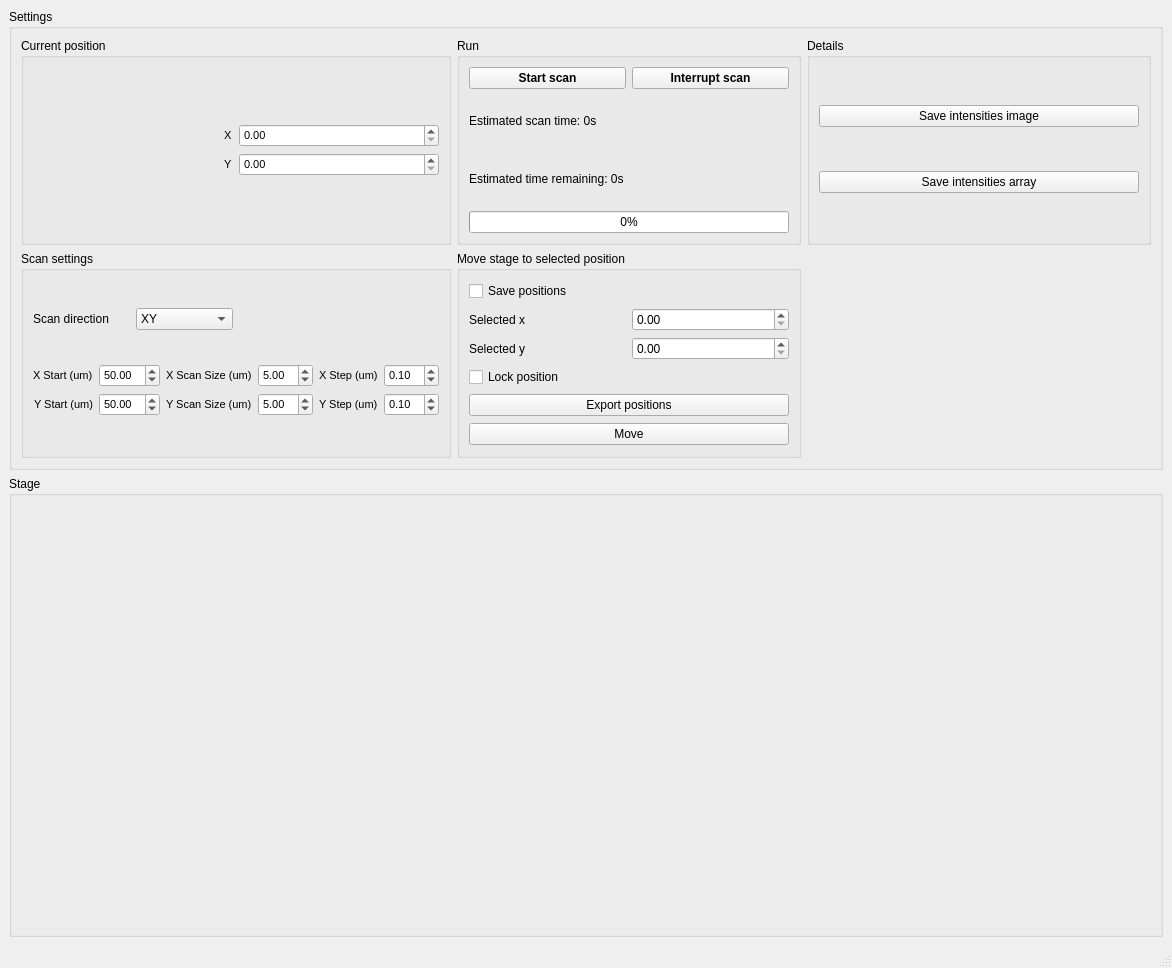
Above: HW_PI_PiezoStage/stage_scan.ui from GingerLabUW/Microscope_App before the change. Below: the same form after it.
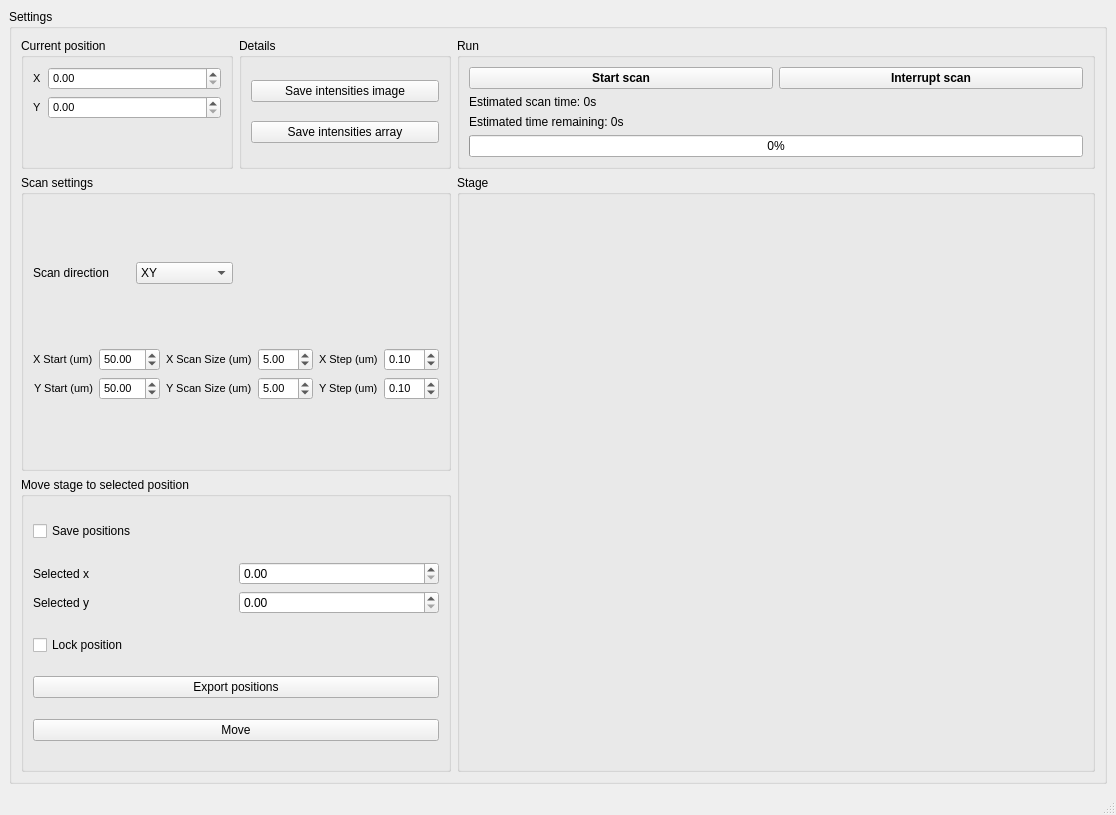
That is the form after the change.

Commit message: rearranged scan ui

The edit to the form file:
```diff
--- a/HW_PI_PiezoStage/stage_scan.ui
+++ b/HW_PI_PiezoStage/stage_scan.ui
@@ -6,8 +6,8 @@
    <rect>
     <x>0</x>
     <y>0</y>
-    <width>1172</width>
-    <height>968</height>
+    <width>1116</width>
+    <height>815</height>
    </rect>
   </property>
   <property name="sizePolicy">
@@ -36,33 +36,100 @@
        <bool>true</bool>
       </property>
       <layout class="QGridLayout" name="gridLayout_2">
+       <item row="0" column="1">
+        <layout class="QGridLayout" name="gridLayout_9">
+         <item row="2" column="1" rowspan="2" colspan="2">
+          <widget class="QGroupBox" name="stage_groupBox">
+           <property name="sizePolicy">
+            <sizepolicy hsizetype="Expanding" vsizetype="Expanding">
+             <horstretch>1</horstretch>
+             <verstretch>1</verstretch>
+            </sizepolicy>
+           </property>
+           <property name="title">
+            <string>Stage</string>
+           </property>
+           <layout class="QGridLayout" name="gridLayout_8"/>
+          </widget>
+         </item>
+         <item row="3" column="0">
+          <widget class="QGroupBox" name="groupBox_2">
+           <property name="title">
+            <string>Move stage to selected position</string>
+           </property>
+           <layout class="QVBoxLayout" name="verticalLayout_2">
+            <item>
+             <widget class="QCheckBox" name="save_positions_checkBox">
+              <property name="maximumSize">
+               <size>
+                <width>583</width>
+                <height>16777215</height>
+               </size>
+              </property>
+              <property name="text">
+               <string>Save positions</string>
+              </property>
+             </widget>
+            </item>
+            <item>
+             <layout class="QGridLayout" name="gridLayout">
+              <item row="1" column="0">
+               <widget class="QLabel" name="label_11">
+                <property name="text">
+                 <string>Selected y</string>
+                </property>
+               </widget>
+              </item>
        <item row="0" column="0">
+               <widget class="QLabel" name="label_10">
+                <property name="text">
+                 <string>Selected x</string>
+                </property>
+               </widget>
+              </item>
+              <item row="0" column="1">
+               <widget class="QDoubleSpinBox" name="x_clicked_doubleSpinBox"/>
+              </item>
+              <item row="1" column="1">
+               <widget class="QDoubleSpinBox" name="y_clicked_doubleSpinBox"/>
+              </item>
+             </layout>
+            </item>
+            <item>
+             <widget class="QCheckBox" name="lock_position_checkBox">
+              <property name="text">
+               <string>Lock position</string>
+              </property>
+             </widget>
+            </item>
+            <item>
+             <widget class="QPushButton" name="export_positions_pushButton">
+              <property name="text">
+               <string>Export positions</string>
+              </property>
+             </widget>
+            </item>
+            <item>
+             <widget class="QPushButton" name="move_to_selected_pushButton">
+              <property name="text">
+               <string>Move</string>
+              </property>
+             </widget>
+            </item>
+           </layout>
+          </widget>
+         </item>
+         <item row="0" column="0">
+          <layout class="QHBoxLayout" name="horizontalLayout_2">
+           <item>
         <widget class="QGroupBox" name="groupBox_4">
          <property name="title">
           <string>Current position</string>
          </property>
          <layout class="QGridLayout" name="gridLayout_7">
           <item row="0" column="0">
-           <layout class="QGridLayout" name="gridLayout_5">
-            <item row="0" column="1">
-             <widget class="QDoubleSpinBox" name="x_pos_doubleSpinBox">
-              <property name="font">
-               <font>
-                <pointsize>8</pointsize>
-               </font>
-              </property>
-             </widget>
-            </item>
-            <item row="1" column="1">
-             <widget class="QDoubleSpinBox" name="y_pos_doubleSpinBox">
-              <property name="font">
-               <font>
-                <pointsize>8</pointsize>
-               </font>
-              </property>
-             </widget>
-            </item>
-            <item row="0" column="0" alignment="Qt::AlignRight">
+               <layout class="QFormLayout" name="formLayout">
+                <item row="0" column="0">
              <widget class="QLabel" name="label">
               <property name="font">
                <font>
@@ -74,7 +141,22 @@
               </property>
              </widget>
             </item>
-            <item row="1" column="0" alignment="Qt::AlignRight">
+                <item row="0" column="1">
+                 <widget class="QDoubleSpinBox" name="x_pos_doubleSpinBox">
+                  <property name="maximumSize">
+                   <size>
+                    <width>200</width>
+                    <height>16777215</height>
+                   </size>
+                  </property>
+                  <property name="font">
+                   <font>
+                    <pointsize>8</pointsize>
+                   </font>
+                  </property>
+                 </widget>
+                </item>
+                <item row="1" column="0">
              <widget class="QLabel" name="label_2">
               <property name="font">
                <font>
@@ -86,13 +168,65 @@
               </property>
              </widget>
             </item>
+                <item row="1" column="1">
+                 <widget class="QDoubleSpinBox" name="y_pos_doubleSpinBox">
+                  <property name="maximumSize">
+                   <size>
+                    <width>200</width>
+                    <height>16777215</height>
+                   </size>
+                  </property>
+                  <property name="font">
+                   <font>
+                    <pointsize>8</pointsize>
+                   </font>
+                  </property>
+                 </widget>
+                </item>
            </layout>
           </item>
          </layout>
         </widget>
        </item>
-       <item row="1" column="0">
+           <item>
+            <widget class="QGroupBox" name="details_groupBox">
+             <property name="title">
+              <string>Details</string>
+             </property>
+             <layout class="QVBoxLayout" name="verticalLayout">
+              <item>
+               <widget class="QPushButton" name="save_image_pushButton">
+                <property name="text">
+                 <string>Save intensities image</string>
+                </property>
+               </widget>
+              </item>
+              <item>
+               <widget class="QPushButton" name="save_array_pushButton">
+                <property name="text">
+                 <string>Save intensities array</string>
+                </property>
+               </widget>
+              </item>
+             </layout>
+            </widget>
+           </item>
+          </layout>
+         </item>
+         <item row="2" column="0">
         <widget class="QGroupBox" name="groupBox_6">
+           <property name="sizePolicy">
+            <sizepolicy hsizetype="Preferred" vsizetype="Preferred">
+             <horstretch>0</horstretch>
+             <verstretch>0</verstretch>
+            </sizepolicy>
+           </property>
+           <property name="maximumSize">
+            <size>
+             <width>583</width>
+             <height>16777215</height>
+            </size>
+           </property>
          <property name="title">
           <string>Scan settings</string>
          </property>
@@ -282,91 +416,7 @@
          </layout>
         </widget>
        </item>
-       <item row="1" column="1">
-        <widget class="QGroupBox" name="groupBox_2">
-         <property name="title">
-          <string>Move stage to selected position</string>
-         </property>
-         <layout class="QVBoxLayout" name="verticalLayout_2">
-          <item>
-           <widget class="QCheckBox" name="save_positions_checkBox">
-            <property name="text">
-             <string>Save positions</string>
-            </property>
-           </widget>
-          </item>
-          <item>
-           <layout class="QGridLayout" name="gridLayout">
-            <item row="1" column="0">
-             <widget class="QLabel" name="label_11">
-              <property name="text">
-               <string>Selected y</string>
-              </property>
-             </widget>
-            </item>
-            <item row="0" column="0">
-             <widget class="QLabel" name="label_10">
-              <property name="text">
-               <string>Selected x</string>
-              </property>
-             </widget>
-            </item>
-            <item row="0" column="1">
-             <widget class="QDoubleSpinBox" name="x_clicked_doubleSpinBox"/>
-            </item>
-            <item row="1" column="1">
-             <widget class="QDoubleSpinBox" name="y_clicked_doubleSpinBox"/>
-            </item>
-           </layout>
-          </item>
-          <item>
-           <widget class="QCheckBox" name="lock_position_checkBox">
-            <property name="text">
-             <string>Lock position</string>
-            </property>
-           </widget>
-          </item>
-          <item>
-           <widget class="QPushButton" name="export_positions_pushButton">
-            <property name="text">
-             <string>Export positions</string>
-            </property>
-           </widget>
-          </item>
-          <item>
-           <widget class="QPushButton" name="move_to_selected_pushButton">
-            <property name="text">
-             <string>Move</string>
-            </property>
-           </widget>
-          </item>
-         </layout>
-        </widget>
-       </item>
-       <item row="0" column="3">
-        <widget class="QGroupBox" name="details_groupBox">
-         <property name="title">
-          <string>Details</string>
-         </property>
-         <layout class="QVBoxLayout" name="verticalLayout">
-          <item>
-           <widget class="QPushButton" name="save_image_pushButton">
-            <property name="text">
-             <string>Save intensities image</string>
-            </property>
-           </widget>
-          </item>
-          <item>
-           <widget class="QPushButton" name="save_array_pushButton">
-            <property name="text">
-             <string>Save intensities array</string>
-            </property>
-           </widget>
-          </item>
-         </layout>
-        </widget>
-       </item>
-       <item row="0" column="1">
+         <item row="0" column="1" colspan="2">
         <widget class="QGroupBox" name="groupBox_3">
          <property name="title">
           <string>Run</string>
@@ -426,14 +476,8 @@
         </widget>
        </item>
       </layout>
-     </widget>
-    </item>
-    <item>
-     <widget class="QGroupBox" name="stage_groupBox">
-      <property name="title">
-       <string>Stage</string>
-      </property>
-      <layout class="QGridLayout" name="gridLayout_8"/>
+       </item>
+      </layout>
      </widget>
     </item>
    </layout>
```
Left out of the diff: 16 changed lines with no effect on the pictures. Lines whose indentation alone changed are shown as unchanged. The commit also changes 1 other file.
